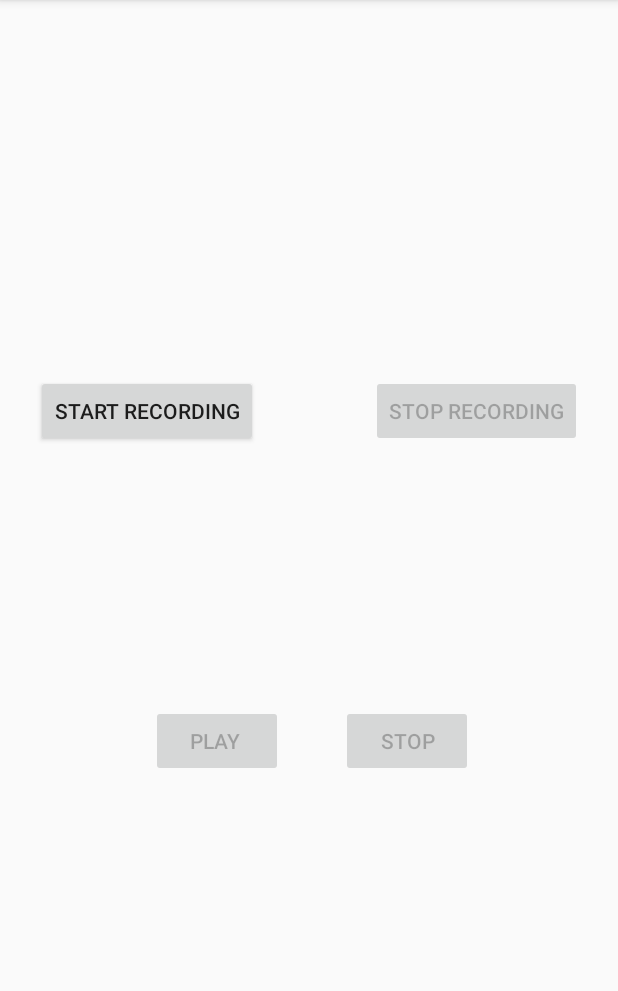
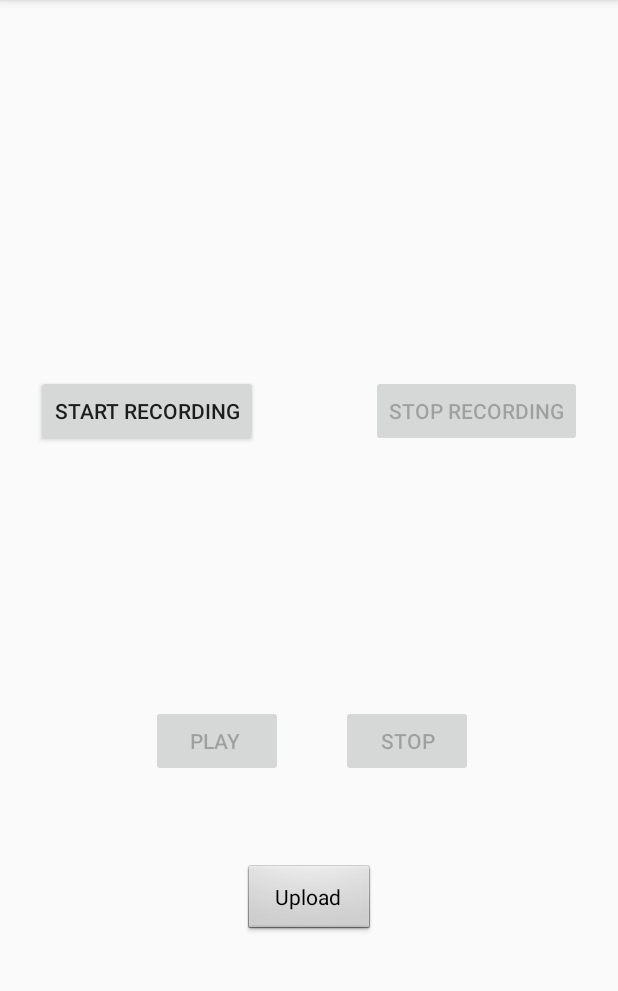
Before and after one commit to qiandrew/AudioNote, an Android app: the RecordActivity screen opened directly, with no data from a screen before it, on a phone screen of 412 x 824 dp, the part 84-1075 px from its top. Run offline under Robolectric (Android 15) with nearby library versions, the phone set to English and light mode, and no system bars; our stand-ins replace Volley.

Commit message:
upload function finished

```diff
--- a/Frontend/AudioNote/app/src/main/AndroidManifest.xml
+++ b/Frontend/AudioNote/app/src/main/AndroidManifest.xml
@@ -5,6 +5,7 @@
     <uses-permission android:name="android.permission.WRITE_EXTERNAL_STORAGE"/>
     <uses-permission android:name="android.permission.RECORD_AUDIO" />
     <uses-permission android:name="android.permission.STORAGE" />
+    <uses-permission android:name="android.permission.INTERNET"/>
 
     <application
         android:allowBackup="true"
--- a/Frontend/AudioNote/app/src/main/java/com/example/audionote/MainActivity.java
+++ b/Frontend/AudioNote/app/src/main/java/com/example/audionote/MainActivity.java
@@ -46,6 +46,9 @@ public class MainActivity extends AppCompatActivity {
             }
         });
 
+        FloatingActionButton fab_upload = findViewById(R.id.fab_upload);
+        // home page to file picker page
+
     }
 
     public void openRecordActivity() {
--- a/Frontend/AudioNote/app/src/main/java/com/example/audionote/RecordActivity.java
+++ b/Frontend/AudioNote/app/src/main/java/com/example/audionote/RecordActivity.java
@@ -14,22 +14,36 @@ import android.media.MediaRecorder;
 import android.os.Bundle;
 import android.os.Environment;
 import android.provider.MediaStore;
+import android.util.Log;
 import android.view.View;
 import android.widget.Button;
 import android.widget.Toast;
 
+import com.android.volley.Request;
+import com.android.volley.RequestQueue;
+import com.android.volley.Response;
+import com.android.volley.error.AuthFailureError;
+import com.android.volley.error.VolleyError;
+import com.android.volley.toolbox.Volley;
+import com.android.volley.request.SimpleMultiPartRequest;
+
 import static android.Manifest.permission.RECORD_AUDIO;
 import static android.Manifest.permission.WRITE_EXTERNAL_STORAGE;
 
+import java.io.File;
 import java.io.IOException;
+import java.net.URL;
+import java.util.HashMap;
+import java.util.Map;
 import java.util.Random;
 import java.util.UUID;
 
 public class RecordActivity extends AppCompatActivity {
 
-    Button btn_start_record, btn_stop_record, btn_play, btn_stop;
+    Button btn_start_record, btn_stop_record, btn_play, btn_stop, btn_upload;
     String pathSaveInDevice = "";
     String RandomAudioFileName = "ABCDEFGHIJKLMNOP";
+    String url = "https://audionoteucsb.herokuapp.com/transcription";
     MediaRecorder mediaRecorder;
     MediaPlayer mediaPlayer;
     Random random;
@@ -46,6 +60,7 @@ public class RecordActivity extends AppCompatActivity {
         btn_stop_record = (Button) findViewById(R.id.btn_stop_record);
         btn_play = (Button) findViewById(R.id.btn_play);
         btn_stop = (Button) findViewById(R.id.btn_stop);
+        btn_upload = (Button) findViewById(R.id.btn_upload);
 
 
         btn_stop_record.setEnabled(false);
@@ -123,6 +138,41 @@ public class RecordActivity extends AppCompatActivity {
             }
         });
 
+        //button to upload file
+        btn_upload.setOnClickListener(new View.OnClickListener(){
+            public void onClick(View v) {
+                upload();
+            }
+        });
+    }
+
+    public void upload() {
+        String filePath = ""; // change the path here
+        SimpleMultiPartRequest smr = new SimpleMultiPartRequest(Request.Method.POST, url,
+                new Response.Listener<String>() {
+                    @Override
+                    public void onResponse(String response) {
+                        Log.d("Response", response);
+                    }
+                },
+                new Response.ErrorListener() {
+                    @Override
+                    public void onErrorResponse(VolleyError error) {
+                    Toast.makeText(getApplicationContext(), error.getMessage(), Toast.LENGTH_LONG).show();
+                    }
+        })
+        {
+            @Override
+                    public Map getHeaders() throws AuthFailureError {
+            HashMap headers = new HashMap();
+            headers.put("1234", "");
+            return headers;
+        }
+        };
+        smr.addStringParam("param string", " data text");
+        smr.addFile("audio", filePath);
+        RequestQueue mRequestQueue = Volley.newRequestQueue(getApplicationContext());
+        mRequestQueue.add(smr);
     }
 
     public void MediaRecorderReady() {
--- a/Frontend/AudioNote/app/src/main/res/layout/activity_record.xml
+++ b/Frontend/AudioNote/app/src/main/res/layout/activity_record.xml
@@ -57,4 +57,23 @@
         app:layout_constraintBottom_toBottomOf="parent"
         app:layout_constraintEnd_toEndOf="parent"
         app:layout_constraintStart_toEndOf="@+id/btn_start_record" />
+
+    <Button
+        android:id="@+id/btn_upload"
+        style="@android:style/Widget.Button"
+        android:layout_width="wrap_content"
+        android:layout_height="wrap_content"
+        android:layout_marginStart="161dp"
+        android:layout_marginLeft="161dp"
+        android:layout_marginTop="557dp"
+        android:layout_marginEnd="162dp"
+        android:layout_marginRight="162dp"
+        android:layout_marginBottom="126dp"
+        android:text="Upload"
+        app:layout_constraintBottom_toBottomOf="parent"
+        app:layout_constraintEnd_toEndOf="parent"
+        app:layout_constraintStart_toStartOf="parent"
+        app:layout_constraintTop_toTopOf="parent" />
+
+
 </androidx.constraintlayout.widget.ConstraintLayout>
```
Also changed, not shown: Frontend/AudioNote/app/build.gradle (+7 -0 lines).
